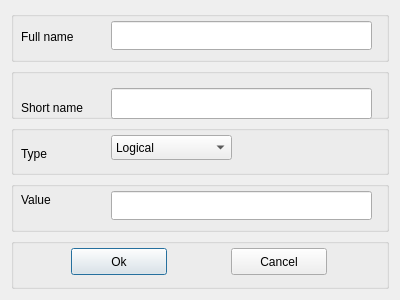
Qt form EssView/newattrwindow.ui (kiryachok/EssProject) before a commit.
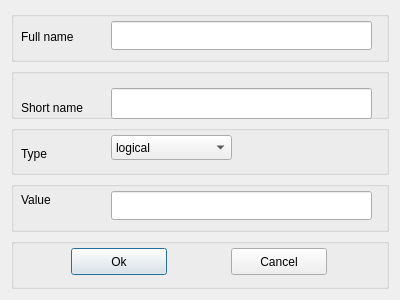
The same form after that commit.

```diff
--- a/EssView/newattrwindow.ui
+++ b/EssView/newattrwindow.ui
@@ -106,7 +106,7 @@
       </property>
       <item>
        <property name="text">
-        <string>Logical</string>
+        <string>logical</string>
        </property>
       </item>
       <item>
```
Left out of the diff: 4 changed lines with no effect on the pictures.
